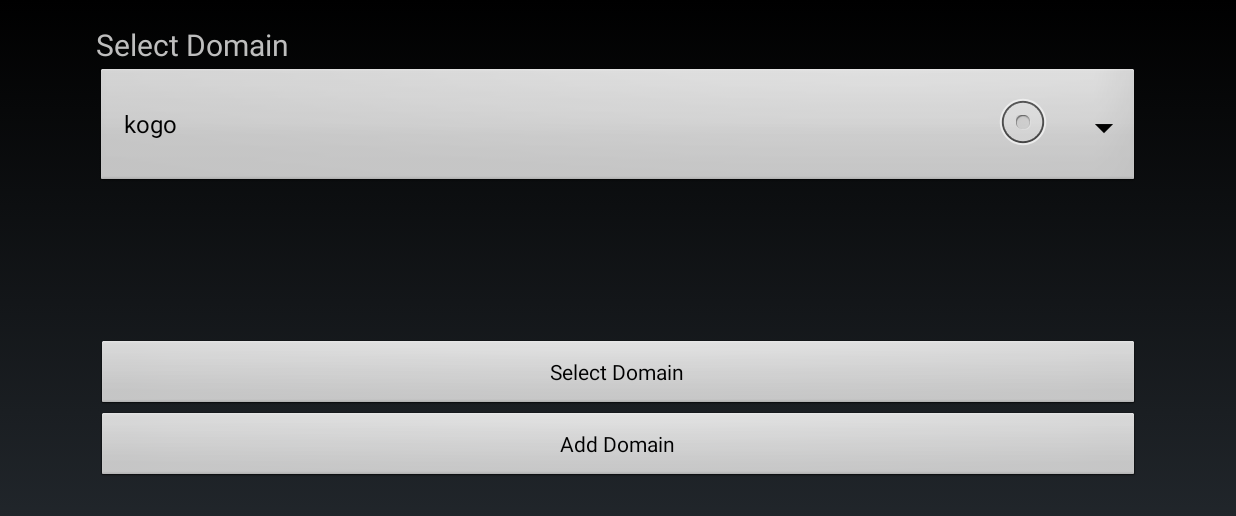
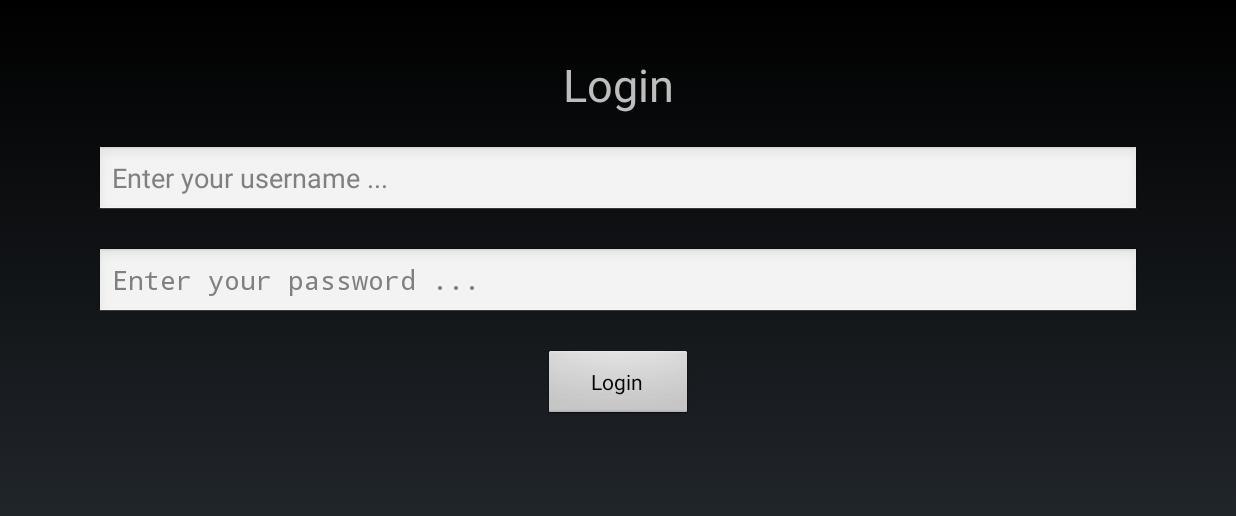
Before and after one commit to abdallahokasha/SmartCornea, an Android app: the screen it shows after launch (DomainsActivity before the commit, LoginActivity after it), on a phone screen of 824 x 412 dp (held sideways). Shown: the top 516 px of the screen. Run offline under Robolectric (Android 15) with nearby library versions, the phone set to English and light mode, and no system bars; pictures from the network do not load; 2 statements that could not run were skipped.

Commit message:
added login view

```diff
--- a/app/src/main/java/edu/fci/smartcornea/DomainsActivity.java
+++ b/app/src/main/java/edu/fci/smartcornea/DomainsActivity.java
@@ -3,6 +3,7 @@ package edu.fci.smartcornea;
 import android.app.Activity;
 import android.content.Intent;
 import android.os.Bundle;
+import android.util.Log;
 import android.view.View;
 import android.widget.ArrayAdapter;
 import android.widget.Spinner;
@@ -16,23 +17,20 @@ public class DomainsActivity extends Activity {
     private final int NEW_DOMAIN_NAME_REQUEST_CODE = 0;
     private Spinner dropdown;
     private List<String> items;
-    /**
-     * ATTENTION: This was auto-generated to implement the App Indexing API.
-     * See https://g.co/AppIndexing/AndroidStudio for more information.
-     */
+
 
     @Override
     protected void onCreate(Bundle savedInstanceState) {
         super.onCreate(savedInstanceState);
         setContentView(R.layout.activity_domains);
-
+        Log.v("FUCK", "DOMAINS FUCK");
+//        Communicator.greeting();
         dropdown = (Spinner) findViewById(R.id.domains_dropdown);
         items = new ArrayList<>();
+        items.add("Friends");
+        items.add("Work");
+        items.add("Club");
         // to be removed
-        items.add("kogo");
-        items.add("mosa");
-        items.add("amr");
-        items.add("druid");
         ArrayAdapter<String> adapter = new ArrayAdapter<>(this, android.R.layout.simple_spinner_dropdown_item, items);
         dropdown.setAdapter(adapter);
     }
@@ -43,6 +41,7 @@ public class DomainsActivity extends Activity {
         startActivityForResult(intent, NEW_DOMAIN_NAME_REQUEST_CODE);
     }
 
+
     @Override
     protected void onActivityResult(int requestCode, int resultCode, Intent data) {
         super.onActivityResult(requestCode, resultCode, data);
@@ -52,8 +51,8 @@ public class DomainsActivity extends Activity {
         }
     }
 
+
     public void selectDomain(View view) {
-
         /**
          * TODO
          * get the selected domain and send it through network
--- /dev/null
+++ b/app/src/main/java/edu/fci/smartcornea/LoginActivity.java
@@ -0,0 +1,31 @@
+package edu.fci.smartcornea;
+
+import android.app.Activity;
+import android.content.Intent;
+import android.os.Bundle;
+import android.view.View;
+import android.widget.EditText;
+
+public class LoginActivity extends Activity {
+
+    private EditText usernameText;
+    private EditText passwordText;
+
+    @Override
+    protected void onCreate(Bundle savedInstanceState) {
+        super.onCreate(savedInstanceState);
+        setContentView(R.layout.activity_login);
+    }
+
+
+    public void loginButton(View view) {
+        Intent intent = new Intent(this, DomainsActivity.class);
+        startActivity(intent);
+//        usernameText = (EditText) findViewById(R.id.username_text);
+//        passwordText = (EditText) findViewById(R.id.password_text);
+//        String username = usernameText.getText().toString();
+//        String password = passwordText.getText().toString();
+        // TODO send to the service
+    }
+
+}
--- /dev/null
+++ b/app/src/main/res/layout/activity_login.xml
@@ -0,0 +1,58 @@
+<?xml version="1.0" encoding="utf-8"?>
+<RelativeLayout
+    xmlns:android="http://schemas.android.com/apk/res/android"
+    xmlns:tools="http://schemas.android.com/tools"
+    android:layout_width="match_parent"
+    android:layout_height="match_parent"
+    android:paddingBottom="@dimen/activity_vertical_margin"
+    android:paddingLeft="@dimen/activity_horizontal_margin"
+    android:paddingRight="@dimen/activity_horizontal_margin"
+    android:paddingTop="@dimen/activity_vertical_margin"
+    tools:context=".LoginActivity">
+
+    <TextView
+        android:id="@+id/Login_textview"
+        android:layout_width="match_parent"
+        android:layout_height="wrap_content"
+        android:text="Login"
+        android:layout_marginTop="20dp"
+        android:gravity="center"
+        android:textSize="30sp"
+        />
+
+        <EditText
+            android:id="@+id/username_text"
+            android:layout_width="match_parent"
+            android:layout_height="wrap_content"
+            android:layout_marginTop="20dp"
+            android:layout_below="@+id/Login_textview"
+            android:hint="Enter your username ... "/>
+
+        <EditText
+            android:id="@+id/password_text"
+            android:layout_width="match_parent"
+            android:layout_height="wrap_content"
+            android:inputType="textPassword"
+            android:layout_marginTop="20dp"
+            android:layout_below="@+id/username_text"
+            android:hint="Enter your password ... "
+            />
+
+
+        <Button
+            android:id="@+id/login_button"
+            android:layout_width="100dp"
+            android:layout_height="wrap_content"
+            android:layout_marginTop="20dp"
+            android:layout_below="@id/password_text"
+            android:layout_centerInParent="true"
+            android:text="Login"
+            android:onClick="loginButton"
+            />
+
+
+
+
+
+
+</RelativeLayout>
```
Also changed, not shown: app/src/main/AndroidManifest.xml (+4 -4 lines), app/src/main/java/edu/fci/smartcornea/Communicator.java (+84 -1 lines), app/src/main/java/edu/fci/smartcornea/IntroActivity.java (added, +25 -0 lines), app/src/main/java/edu/fci/smartcornea/MainActivity.java (+45 -42 lines), app/src/main/java/edu/fci/smartcornea/MyAPIEndPointInterface.java (+14 -1 lines), app/src/main/res/layout/activity_intro.xml (added, +19 -0 lines), app/src/main/res/mipmap-hdpi/logo.png (added), 6 other files.
